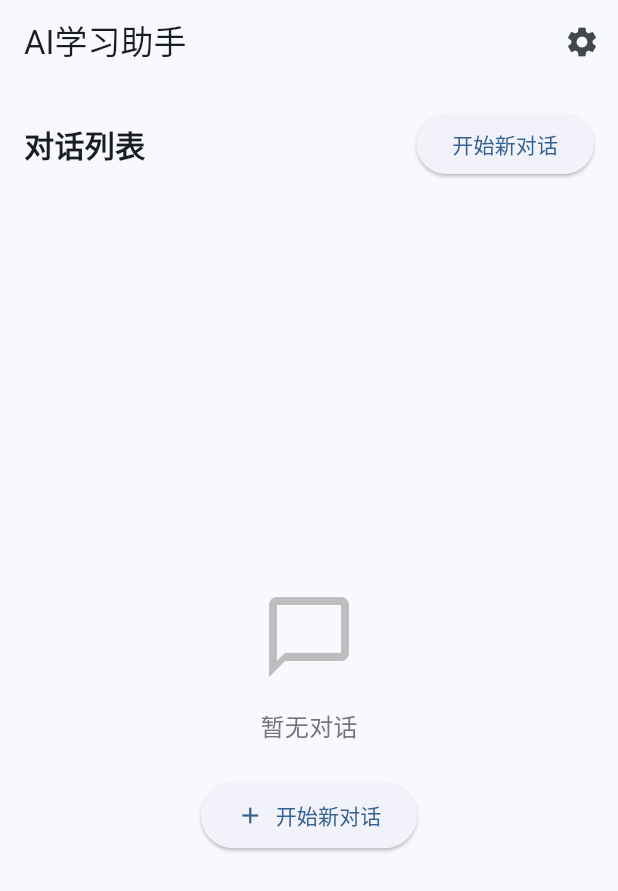
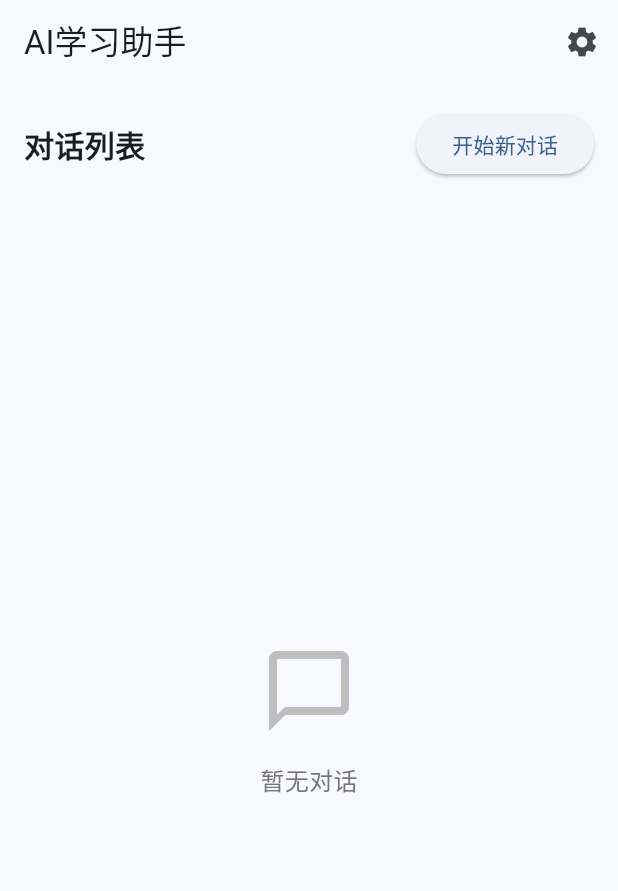
Before and after one commit to jesee/teacher, a Flutter app: the screen it shows after launch, on a phone screen of 412 x 824 dp. Shown: the top 891 px of the screen. Run offline on Flutter 3.47's test engine with Material 3 defaults, Android fonts, the phone set to English and light mode, and no system bars; our stand-ins replace flutter_markdown, flutter_tts, shared_preferences, speech_to_text, sqflite; missing offline and left inert: app_settings, markdown; accounts and stored records are empty.

Commit message:
配置优化

```diff
--- a/lib/screens/home_screen.dart
+++ b/lib/screens/home_screen.dart
@@ -139,19 +139,6 @@ class _HomeScreenState extends State<HomeScreen> {
                                   style: TextStyle(
                                     fontSize: 16,
                                     color: Colors.grey[600],
-                                  ),
-                                ),
-                                const SizedBox(height: 24),
-                                ElevatedButton.icon(
-                                  onPressed: () {
-                                    Navigator.pushNamed(context, '/conversation').then((_) {
-                                      _loadConversations();
-                                    });
-                                  },
-                                  icon: const Icon(Icons.add),
-                                  label: const Text('开始新对话'),
-                                  style: ElevatedButton.styleFrom(
-                                    padding: const EdgeInsets.symmetric(horizontal: 24, vertical: 12),
                                   ),
                                 ),
                               ],
```
Also changed, not shown: 2 other files.
